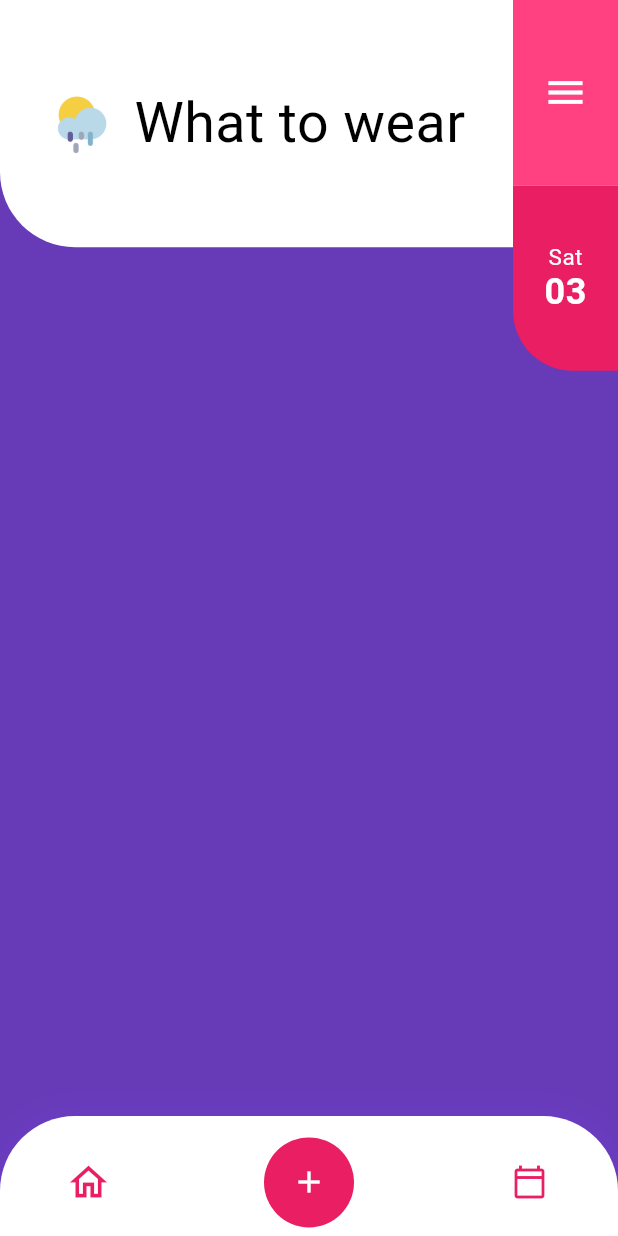
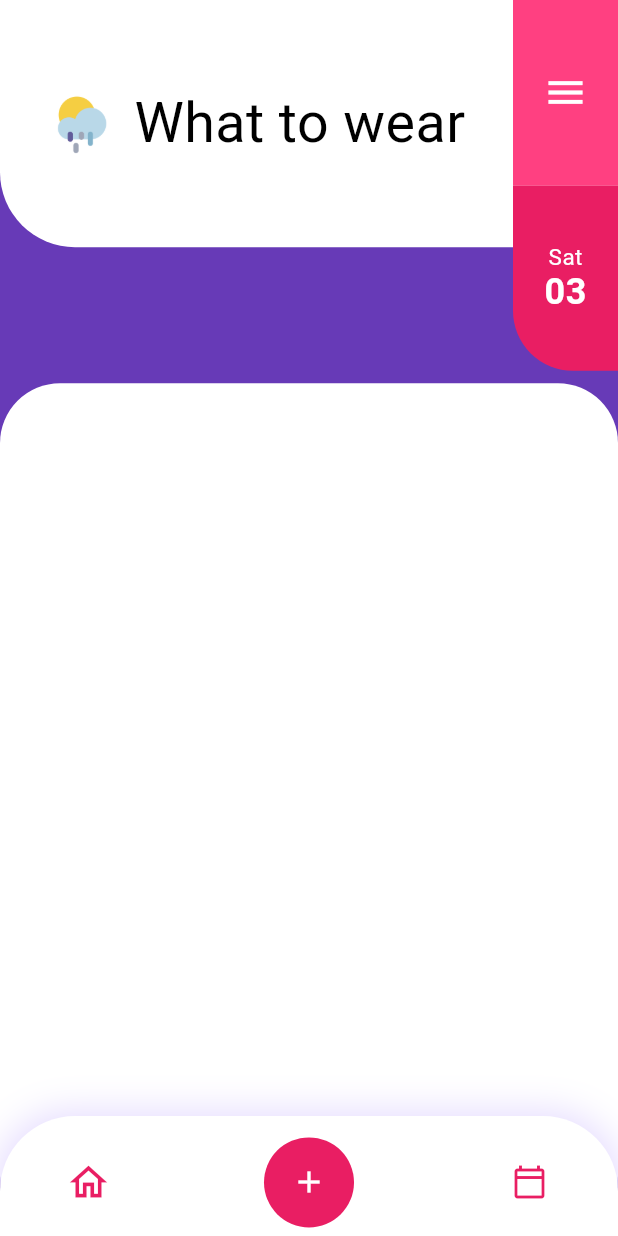
Before and after one commit to mahmoud-eslami/weatherly, a Flutter app: the screen it shows after launch, after a tap on the "calendar today" icon, on a phone screen of 412 x 824 dp. Run offline on Flutter 3.47's test engine with Material 2 defaults, Android fonts, the phone set to English and light mode, and no system bars; our stand-ins replace bloc, equatable, flutter_bloc.

Commit message:
second home widget completed

```diff
--- a/lib/cubit/home/home_cubit.dart
+++ b/lib/cubit/home/home_cubit.dart
@@ -50,6 +50,8 @@ class HomeCubit extends Cubit<HomeState> {
 
   Future<void> bottomNavigationListener() async {
     print('calender');
-    emit(BottomNavigationOpened());
+    emit(BottomNavigationOpened(height: SizeConfig.heightMultiplier * 4));
+    await Future.delayed(Duration(milliseconds: 100));
+    emit(BottomNavigationOpened(height: SizeConfig.heightMultiplier * 69));
   }
 }
--- a/lib/cubit/home/home_state.dart
+++ b/lib/cubit/home/home_state.dart
@@ -24,8 +24,15 @@ class BottomSheetOpened extends HomeState {
 }
 
 class BottomNavigationOpened extends HomeState {
+  final double height;
+
+  BottomNavigationOpened({@required this.height});
+
   @override
   String toString() {
-    return 'BottomNavigationOpened{}';
+    return 'BottomNavigationOpened{height: $height}';
   }
+
+  @override
+  List<Object> get props => [height];
 }
--- a/lib/home.dart
+++ b/lib/home.dart
@@ -63,6 +63,7 @@ class _HomeState extends State<Home> {
               (state is BottomNavigationOpened)
                   ? HomeBodyWidgetWithBottomNavigation(
                       homeCubit: _homeCubit,
+                      height: state.height,
                     )
                   : HomeBodyWidget(
                       homeCubit: _homeCubit,
@@ -100,9 +101,13 @@ class _HomeState extends State<Home> {
 
 class HomeBodyWidgetWithBottomNavigation extends StatefulWidget {
   final HomeCubit homeCubit;
+  final double height;
 
-  const HomeBodyWidgetWithBottomNavigation({Key key, @required this.homeCubit})
-      : super(key: key);
+  const HomeBodyWidgetWithBottomNavigation({
+    Key key,
+    @required this.homeCubit,
+    @required this.height,
+  }) : super(key: key);
 
   @override
   _HomeBodyWidgetWithBottomNavigationState createState() =>
@@ -110,56 +115,33 @@ class HomeBodyWidgetWithBottomNavigation extends StatefulWidget {
 }
 
 class _HomeBodyWidgetWithBottomNavigationState
-    extends State<HomeBodyWidgetWithBottomNavigation>
-    with TickerProviderStateMixin {
-  AnimationController _animationController;
-  Animation<double> _heightAnimation;
-
+    extends State<HomeBodyWidgetWithBottomNavigation> {
   @override
   void initState() {
-    _animationController = AnimationController(
-      vsync: this,
-      duration: Duration(
-        milliseconds: 600,
-      ),
-    )..forward();
-
-    _heightAnimation = Tween<double>(
-      begin: SizeConfig.heightMultiplier * 4,
-      end: SizeConfig.heightMultiplier * 69,
-    ).animate(
-      CurvedAnimation(
-        parent: _animationController,
-        curve: Interval(0, 1, curve: Curves.easeOut),
-      ),
-    );
     super.initState();
   }
 
   @override
   void dispose() {
-    _animationController.dispose();
     super.dispose();
   }
 
   @override
   Widget build(BuildContext context) {
-    return SizeTransition(
-      sizeFactor: _heightAnimation,
-      child: Align(
+    return Align(
       alignment: Alignment.bottomCenter,
       child: AnimatedContainer(
+        curve: Curves.ease,
         duration: Duration(
           milliseconds: 600,
         ),
-          height: _heightAnimation.value,
+        height: widget.height,
         width: SizeConfig.widthMultiplier * 100,
         decoration: BoxDecoration(
           color: Colors.white,
           borderRadius: BorderRadius.all(
             Radius.circular(
               40,
-              ),
             ),
           ),
         ),
```
Lines whose indentation alone changed are shown as unchanged.
